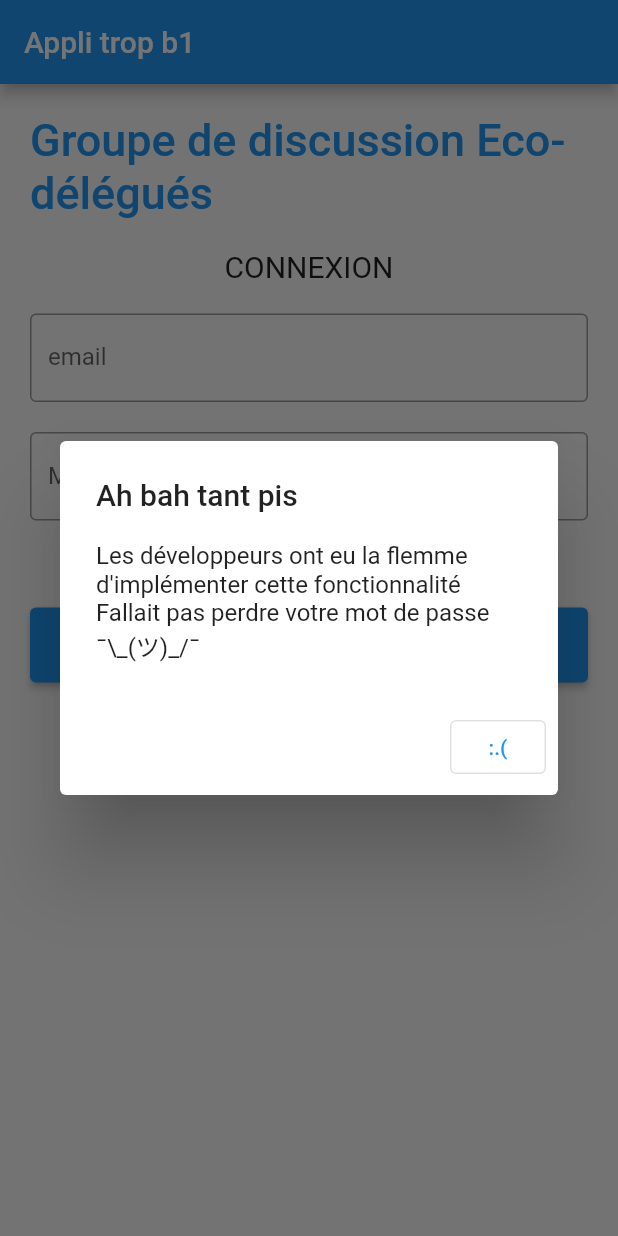
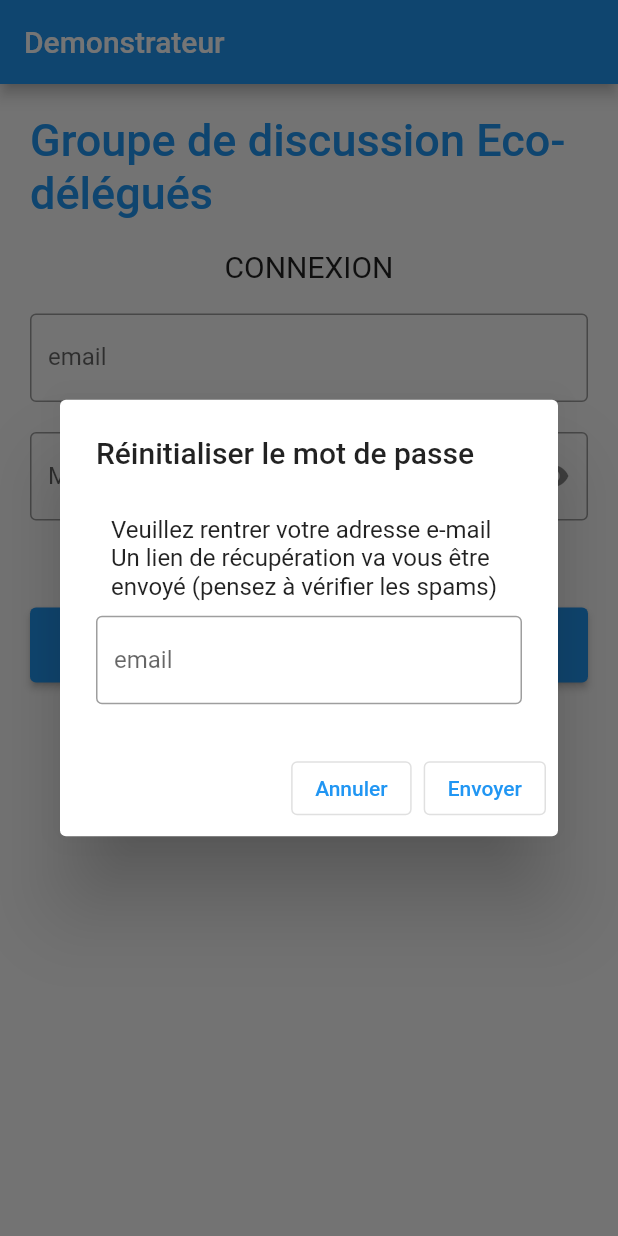
Before and after one commit to IPIC-ASSO/app_eco_delegues, a Flutter app: the screen it shows after launch, after a tap on "Mot de passe oublié", on a phone screen of 412 x 824 dp. Run offline on Flutter 3.47's test engine with Material 2 defaults, Android fonts, the light colour scheme and no system bars; our stand-ins replace cached_network_image, cloud_firestore, equatable, file_picker, firebase_auth, firebase_core and 3 more; missing offline and left inert: downloads_path_provider_28; accounts and stored records are empty; statements that could not run were skipped.

Commit message:
demonstrateur

```diff
--- a/lib/main.dart
+++ b/lib/main.dart
@@ -48,14 +48,14 @@ class MonWidgetConnexion extends StatefulWidget {
 class _MonWidgetConnexionState extends State<MonWidgetConnexion> {
   TextEditingController nameController = TextEditingController();
   TextEditingController passwordController = TextEditingController();
-
+  static final auth = FirebaseAuth.instance;
   bool mdpVisible = false;
 
   @override
   void initState() {
     super.initState();
     mdpVisible = true;
-    FirebaseAuth.instance.authStateChanges().listen((User? user) {
+    auth.authStateChanges().listen((User? user) {
       if (user == null) {
         print('User is currently signed out!');
       } else {
@@ -69,7 +69,7 @@ class _MonWidgetConnexionState extends State<MonWidgetConnexion> {
   @override
   Widget build(BuildContext context) {
     return Scaffold(
-      appBar: AppBar(title: const Text('Appli trop b1')),
+      appBar: AppBar(title: const Text('Demonstrateur')),
       body: Padding(
         padding: const EdgeInsets.all(10),
         child: ListView(
@@ -107,17 +107,14 @@ class _MonWidgetConnexionState extends State<MonWidgetConnexion> {
               child: TextField(
                 obscureText: mdpVisible,
                 controller: passwordController,
-                decoration: const InputDecoration(
+                onSubmitted: (value) => connecte(),
+                decoration: InputDecoration(
                   border: OutlineInputBorder(),
                   labelText: 'Mot de passe',
                   hintText: "Mot de passe",
-                  /*suffixIcon: IconButton(
-                      icon: Icon(mdpVisible? Icons.visibility: Icons.visibility_off),
-                      onPressed: () {
-                        setState(() {
-                          mdpVisible = !mdpVisible;
-                        });
-                      }*/
+                  suffixIcon: IconButton(onPressed: (){setState(() {
+                    mdpVisible = !mdpVisible;
+                  });}, icon: Icon(mdpVisible? Icons.visibility: Icons.visibility_off)),
                 ),
               ),
             ),
@@ -181,25 +178,48 @@ class _MonWidgetConnexionState extends State<MonWidgetConnexion> {
     }
   }
 
+  Future<void> resetPassword({required String email}) async {
+    await auth
+        .sendPasswordResetEmail(email: email)
+        .then((value) => Fluttertoast.showToast(
+        msg: 'Envoyé!', backgroundColor: Colors.grey))
+        .catchError(
+            (e) => Fluttertoast.showToast(
+                msg: 'Une erreur est survenue', backgroundColor: Colors.grey));
+
+    return;
+  }
+
   Future<void> _showMyDialog() async {
+    final TextEditingController mailControl = TextEditingController();
     return showDialog<void>(
       context: context,
-      barrierDismissible: false, // user must tap button!
+      barrierDismissible: true, // user must tap button!
       builder: (BuildContext context) {
         return AlertDialog(
-          title: const Text('Ah bah tant pis'),
+          title: const Text('Réinitialiser le mot de passe'),
           content: SingleChildScrollView(
             child: ListBody(
-              children: const <Widget>[
-                Text('Les développeurs ont eu la flemme d\'implémenter cette fonctionnalité'),
-                Text('Fallait pas perdre votre mot de passe ¯\\_(ツ)_/¯'),
+              children: <Widget>[
+                Padding(padding: EdgeInsets.all(10),
+                child:Text('Veuillez rentrer votre adresse e-mail\nUn lien de récupération va vous être envoyé (pensez à vérifier les spams)')),
+                TextField(
+                  controller: mailControl,
+                  decoration: const InputDecoration(
+                    border: OutlineInputBorder(),
+                    labelText: 'email',
+                    hintText: "adresse email",
+                  ),
+              ),
               ],
             ),
           ),
           actions: <Widget>[
+            OutlinedButton(onPressed: (){Navigator.of(context).pop();}, child: const Text('Annuler'),),
             OutlinedButton(
-              child: const Text(':.('),
-              onPressed: () {
+              child: const Text('Envoyer'),
+              onPressed: () async{
+                await resetPassword(email: mailControl.text);
                 Navigator.of(context).pop();
               },
             ),
@@ -276,7 +296,7 @@ class _MonWidgetIncriptionState extends State<MonWidgetIncription> {
   @override
   Widget build(BuildContext context) {
     return Scaffold(
-        appBar: AppBar(title: const Text('Appli trop b1')),
+        appBar: AppBar(title: const Text('Demonstrateur')),
         body: Padding(
             padding: const EdgeInsets.all(10),
             child: ListView(
@@ -329,13 +349,6 @@ class _MonWidgetIncriptionState extends State<MonWidgetIncription> {
                       border: OutlineInputBorder(),
                       labelText: 'Mot de passe',
                       hintText: "Mot de passe",
-                      /*suffixIcon: IconButton(
-                      icon: Icon(mdpVisible? Icons.visibility: Icons.visibility_off),
-                      onPressed: () {
-                        setState(() {
-                          mdpVisible = !mdpVisible;
-                        });
-                      }*/
                     ),
                   ),
                 ),
--- a/lib/patrons/MesBellesCouleurs.dart
+++ b/lib/patrons/MesBellesCouleurs.dart
@@ -7,6 +7,7 @@ class AppCouleur {
   static const Color droitier = Color(0xE60087C0);
   static const Color principal = Color(0xE600A7F4);
   static const Color gaucher = Color(0xCC7E7E7E);
+  static const Color banni = Color(0xFFFF1D1D);
   static const Color orangeWeb = Color(0xFFf59400);
   static const Color white = Color(0xFFf5f5f5);
   static const Color greyColor = Color(0xffaeaeae);
--- a/lib/patrons/Outils.dart
+++ b/lib/patrons/Outils.dart
@@ -84,7 +84,7 @@ Widget messageBubble(
   return Container(
     padding: const EdgeInsets.all(10),
     margin: margin,
-    width: 200,
+    width: 250,
     decoration: BoxDecoration(
       color: color,
       borderRadius: bords??BorderRadius.zero,
```
Also changed, not shown: lib/Forum.dart (+67 -10 lines), lib/laPoste.dart (+17 -1 lines), pubspec.yaml (+8 -2 lines), assets/logo.png (added), pubspec.lock, 6 other files.
